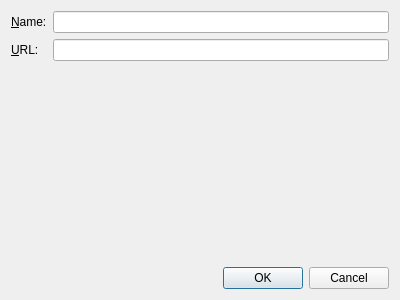
KDE/kuserfeedback, file src/console/surveyeditor/surveydialog.ui: the form before one commit.
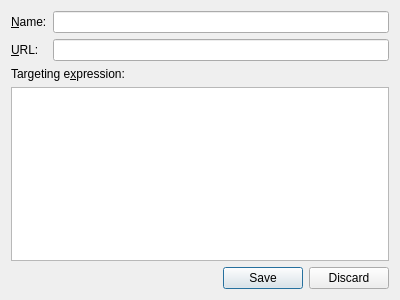
The form after the commit.

Commit message: Allow to edit targeting expressions in the survey dialog

```diff
--- a/src/console/surveyeditor/surveydialog.ui
+++ b/src/console/surveyeditor/surveydialog.ui
@@ -44,13 +44,26 @@
      </item>
     </layout>
    </item>
+   <item>
+    <widget class="QLabel" name="label_3">
+     <property name="text">
+      <string>Targeting e&amp;xpression:</string>
+     </property>
+     <property name="buddy">
+      <cstring>targetExpression</cstring>
+     </property>
+    </widget>
+   </item>
+   <item>
+    <widget class="QPlainTextEdit" name="targetExpression"/>
+   </item>
    <item>
     <widget class="QDialogButtonBox" name="buttonBox">
      <property name="orientation">
       <enum>Qt::Horizontal</enum>
      </property>
      <property name="standardButtons">
-      <set>QDialogButtonBox::Cancel|QDialogButtonBox::Ok</set>
+      <set>QDialogButtonBox::Discard|QDialogButtonBox::Save</set>
      </property>
     </widget>
    </item>
```
The commit also changes 1 other file.
